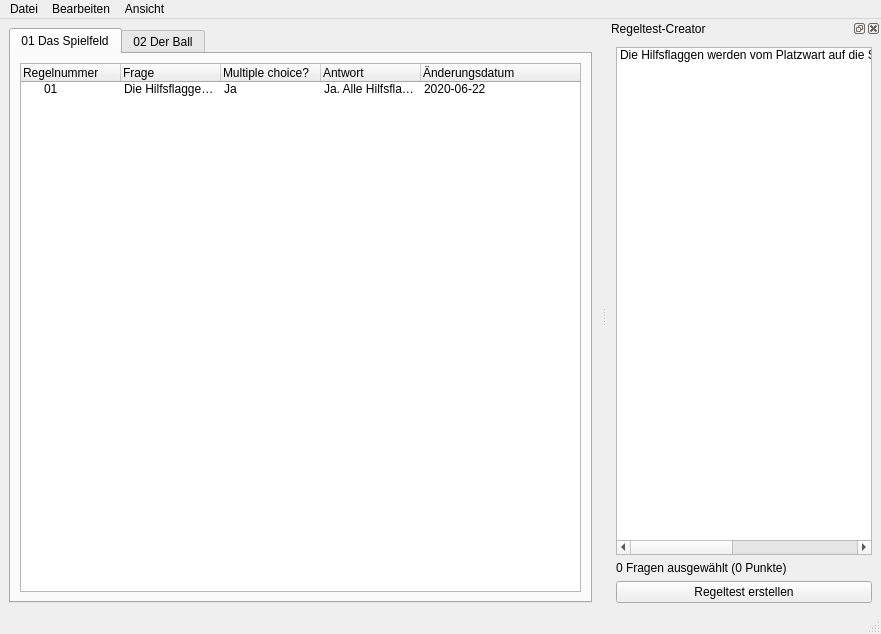
Old version of the form res/mainwindow.ui in the repository jfeil/RegeltestCreator.
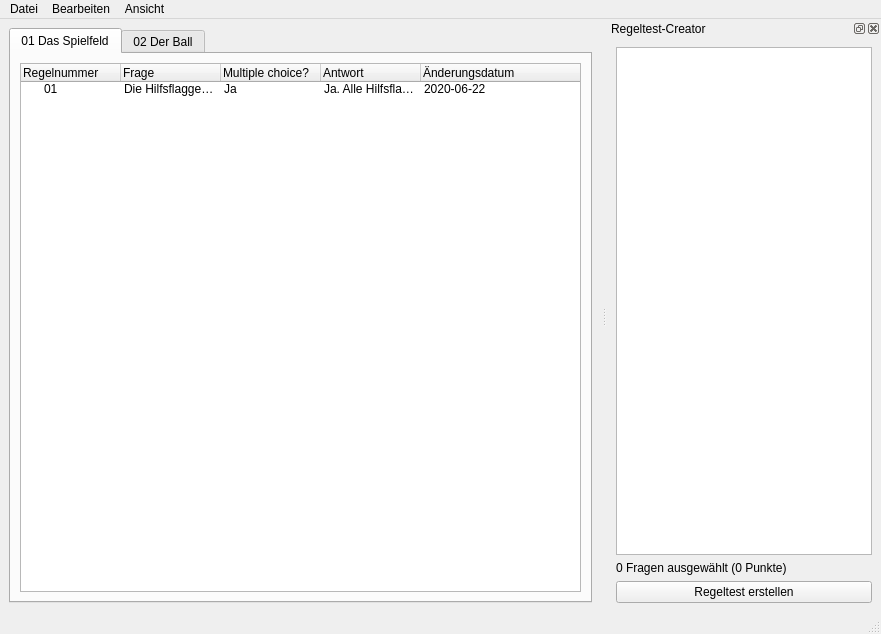
New version of the form. Custom widgets are drawn as their Qt base class.

Commit message: Add basic save dialog

The edit to the form file:
```diff
--- a/res/mainwindow.ui
+++ b/res/mainwindow.ui
@@ -130,13 +130,7 @@
    <widget class="QWidget" name="dockWidgetContents">
     <layout class="QVBoxLayout" name="verticalLayout_3">
      <item>
-      <widget class="RegeltestCreator" name="regeltest_list">
-       <item>
-        <property name="text">
-         <string>Die Hilfsflaggen werden vom Platzwart auf die Seitenlinie gesteckt. Hat der SR Grund zur Beanstandung?</string>
-        </property>
-       </item>
-      </widget>
+      <widget class="RegeltestCreator" name="regeltest_list"/>
      </item>
      <item>
       <widget class="QLabel" name="regeltest_stats">
```
The commit also changes 5 other files.
